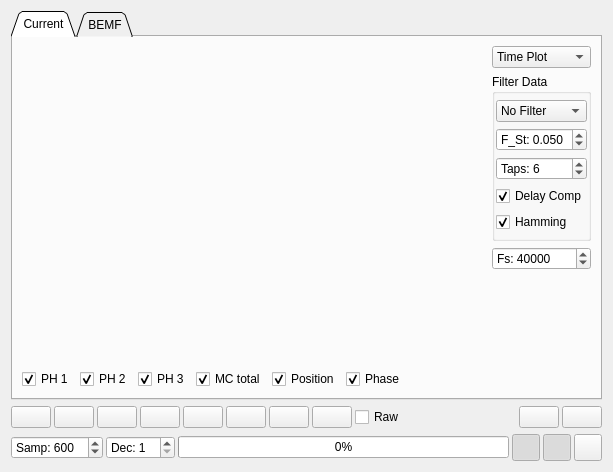
Qt form pages/pagesampleddata.ui (vedderb/vesc_tool) before a commit.
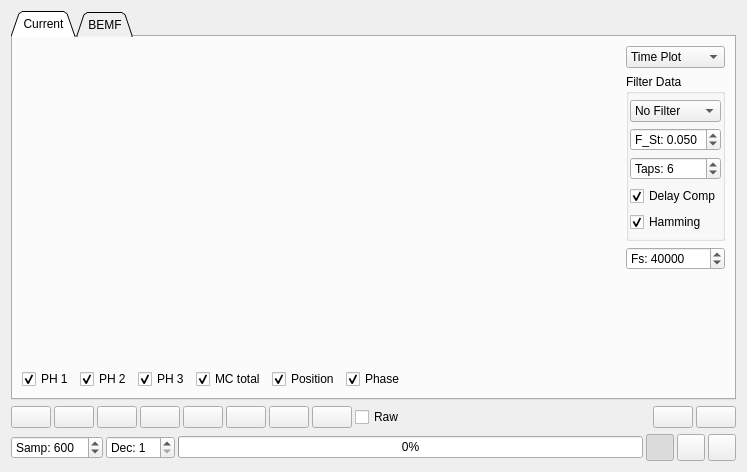
The same form after that commit. Custom widgets are drawn as their Qt base class.

What changed in the file:
```diff
--- a/pages/pagesampleddata.ui
+++ b/pages/pagesampleddata.ui
@@ -6,7 +6,7 @@
    <rect>
     <x>0</x>
     <y>0</y>
-    <width>613</width>
+    <width>747</width>
     <height>472</height>
    </rect>
   </property>
@@ -752,7 +752,7 @@
         <bool>true</bool>
        </property>
        <property name="checked">
-        <bool>true</bool>
+        <bool>false</bool>
        </property>
       </widget>
      </item>
```
